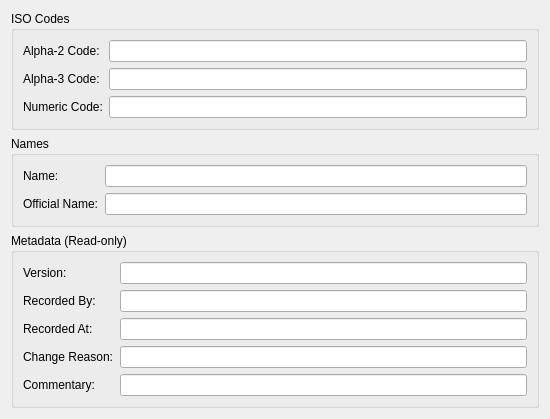
Above: projects/ores.qt/ui/CountryDetailDialog.ui from OreStudio/OreStudio before the change. Below: the same form after it.
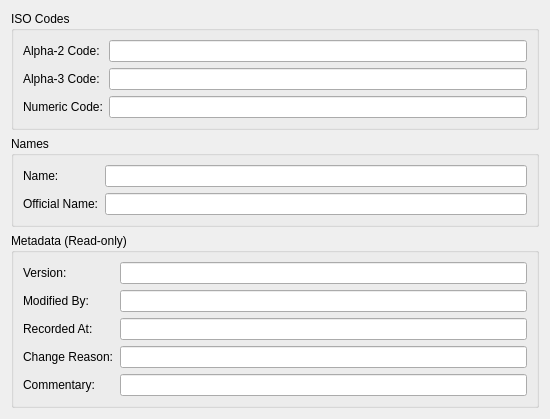
That is the form after the change.

Commit message: [protocol] Fix audit trail metadata: rename recorded_by, remove from wire format

```diff
--- a/projects/ores.qt/ui/CountryDetailDialog.ui
+++ b/projects/ores.qt/ui/CountryDetailDialog.ui
@@ -126,7 +126,7 @@
       <item row="1" column="0">
        <widget class="QLabel" name="labelRecordedBy">
         <property name="text">
-         <string>Recorded By:</string>
+         <string>Modified By:</string>
         </property>
        </widget>
       </item>
```
Left out of the diff: 4 changed lines with no effect on the pictures. The commit also changes 473 other files.
